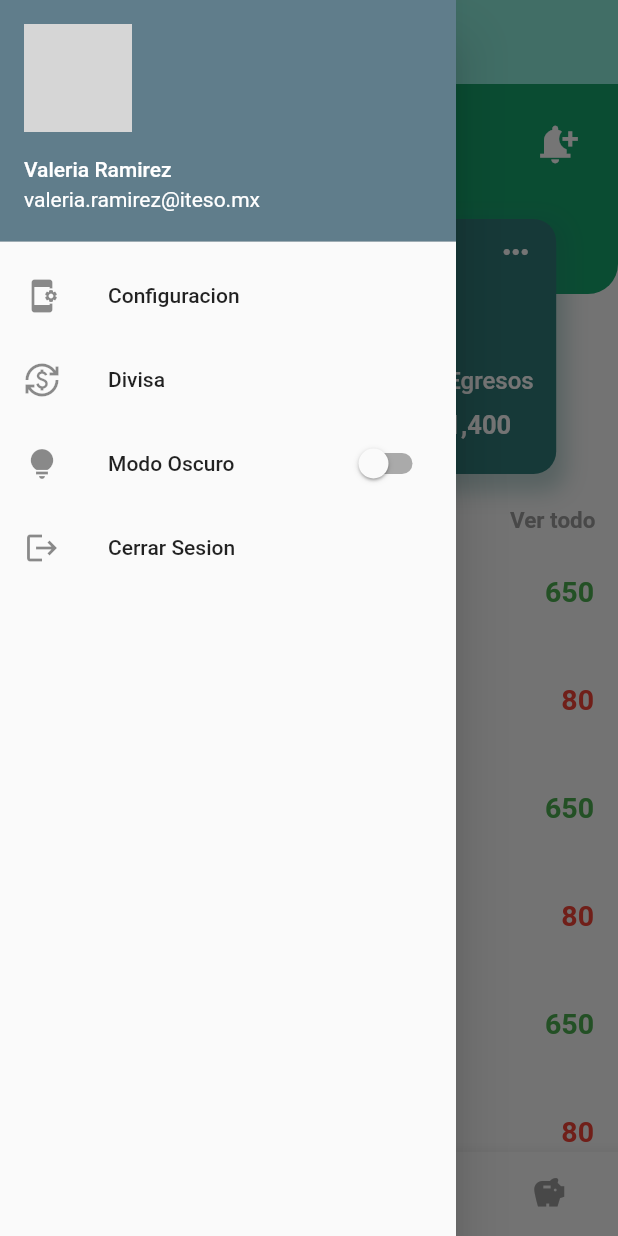
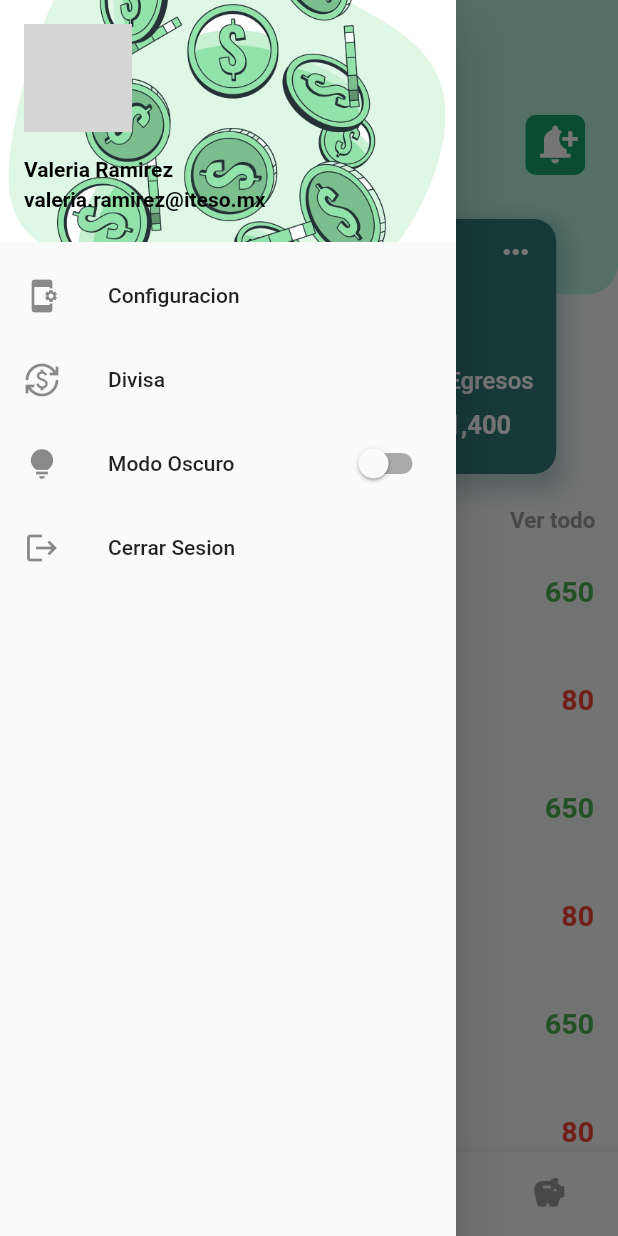
Before and after one commit to valrmzl/ProyectoMovilesVNS, a Flutter app: the screen it shows after launch, with the side drawer open, on a phone screen of 412 x 824 dp. Run offline on Flutter 3.47's test engine with Material 2 defaults, Android fonts, the phone set to English and light mode, and no system bars; our stand-ins replace carousel_slider; network calls fail; grey boxes are pictures that could not be loaded.

Commit message:
edicion de colores

```diff
--- a/lib/Screens/NavBar.dart
+++ b/lib/Screens/NavBar.dart
@@ -19,8 +19,10 @@ class _NavBarState extends State<NavBar> {
       child: ListView(
         children: [
           UserAccountsDrawerHeader(
-            accountName: Text("Valeria Ramirez"),
-            accountEmail: Text("valeria.ramirez@iteso.mx"),
+            accountName: Text("Valeria Ramirez", style: TextStyle(color: Colors.black,
+            fontWeight: FontWeight.bold),),
+            accountEmail: Text("valeria.ramirez@iteso.mx", style: TextStyle(color: Colors.black,
+            fontWeight: FontWeight.bold, )),
             currentAccountPicture: CircleAvatar(
               child: ClipOval(
                 child: Image.network("https://images.unsplash.com/photo-1494790108377-be9c29b29330?ixlib=rb-4.0.3&ixid=M3wxMjA3fDB8MHxwaG90by1wYWdlfHx8fGVufDB8fHx8fA%3D%3D&auto=format&fit=crop&w=1887&q=80",
@@ -30,15 +32,15 @@ class _NavBarState extends State<NavBar> {
                  ),
             ),
             decoration: BoxDecoration(
-              color: Colors.blueGrey,
-              /*
+              //color: Colors.blueGrey,
+
               image: DecorationImage(
-                image: NetworkImage(
-                  "https://images.unsplash.com/photo-1695015316959-dba54e216898?ixlib=rb-4.0.3&ixid=M3wxMjA3fDB8MHxjb2xsZWN0aW9uLXBhZ2V8OHx6dTdpdUZNNmE3OHx8ZW58MHx8fHx8&auto=format&fit=crop&w=500&q=60"
+                image: AssetImage(
+                  "assets/images/imagen3.jpeg"
                 ),
                 fit: BoxFit.cover,
               )
-              */
+
             ),
 
              )
--- a/lib/Screens/balance.dart
+++ b/lib/Screens/balance.dart
@@ -77,7 +77,7 @@ class Balance extends StatelessWidget {
               width: MediaQuery.of(context).size.width * 1,
               height: 140,
               decoration: BoxDecoration(
-                  color: Color.fromARGB(255, 22, 165, 110),
+                  color: Color.fromARGB(255, 184, 243, 223),
                   borderRadius: BorderRadius.only(
                       bottomLeft: Radius.circular(20),
                       bottomRight: Radius.circular(20))),
@@ -107,12 +107,12 @@ class Balance extends StatelessWidget {
                           style: TextStyle(
                               fontWeight: FontWeight.w500,
                               fontSize: 16,
-                              color: Colors.white)),
+                              color: Colors.black)),
                       Text("Valeria Ramirez",
                           style: TextStyle(
                               fontWeight: FontWeight.w600,
                               fontSize: 20,
-                              color: Colors.white)),
+                              color: Colors.black)),
                     ],
                   ),
                 )
--- a/lib/Screens/gastos.dart
+++ b/lib/Screens/gastos.dart
@@ -27,7 +27,7 @@ class Gastos extends StatelessWidget {
       child: Column(
         children: [
           Container(
-            color: Color.fromARGB(255, 141, 240, 223),
+            color: Color.fromARGB(255, 184, 243, 223),
             height: MediaQuery.of(context).size.height * 0.2,
             child: Column(children: [
               Row(
--- a/lib/Screens/home_page.dart
+++ b/lib/Screens/home_page.dart
@@ -37,7 +37,7 @@ class _HomePageState extends State<HomePage> {
             titles[selectedPage],
             style: TextStyle(color: Colors.black),
           ),
-          backgroundColor: Color.fromARGB(255, 141, 240, 223),
+          backgroundColor: Color.fromARGB(255, 184, 243, 223),
           iconTheme: IconThemeData(
             color: Colors.black,
           ),
--- a/lib/Screens/ingresos.dart
+++ b/lib/Screens/ingresos.dart
@@ -27,7 +27,7 @@ class Ingresos extends StatelessWidget {
       child: Column(
         children: [
           Container(
-            color: Color.fromARGB(255, 141, 240, 223),
+            color: Color.fromARGB(255, 184, 243, 223),
             height: MediaQuery.of(context).size.height * 0.2,
             child: Column(children: [
               Row(
--- a/lib/Screens/nuevo_ingreso.dart
+++ b/lib/Screens/nuevo_ingreso.dart
@@ -130,7 +130,7 @@ class _NuevoIngresoState extends State<NuevoIngreso> {
                         onPressed: () {
                           Navigator.pop(context);
                         },
-                        color: Colors.greenAccent,
+                        color: Color.fromARGB(255, 184, 243, 223),
                         elevation: 0,
                         shape: RoundedRectangleBorder(
                             borderRadius: BorderRadius.circular(50)),
```
